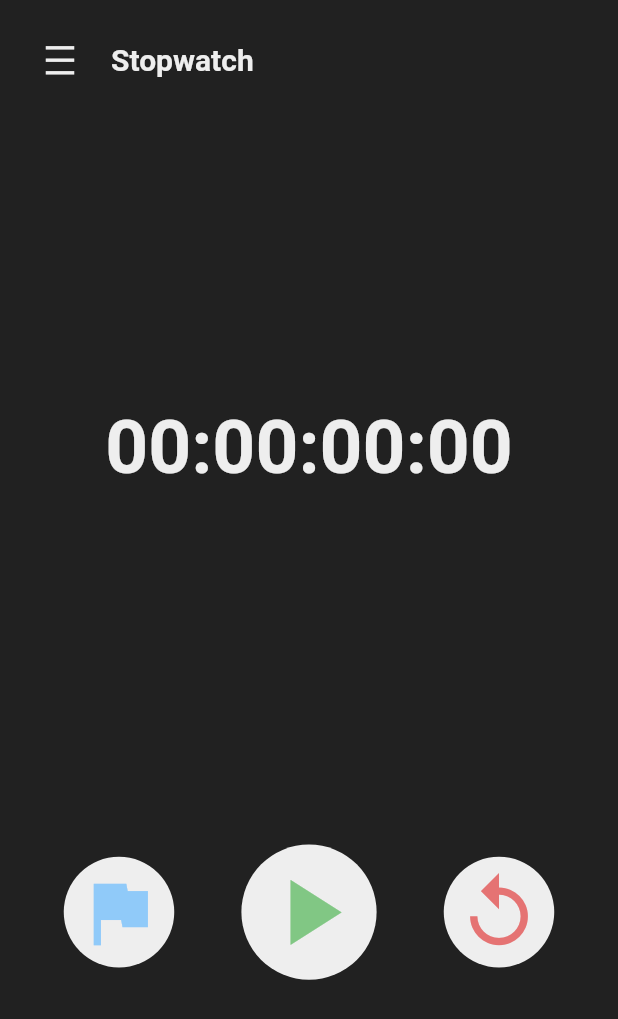
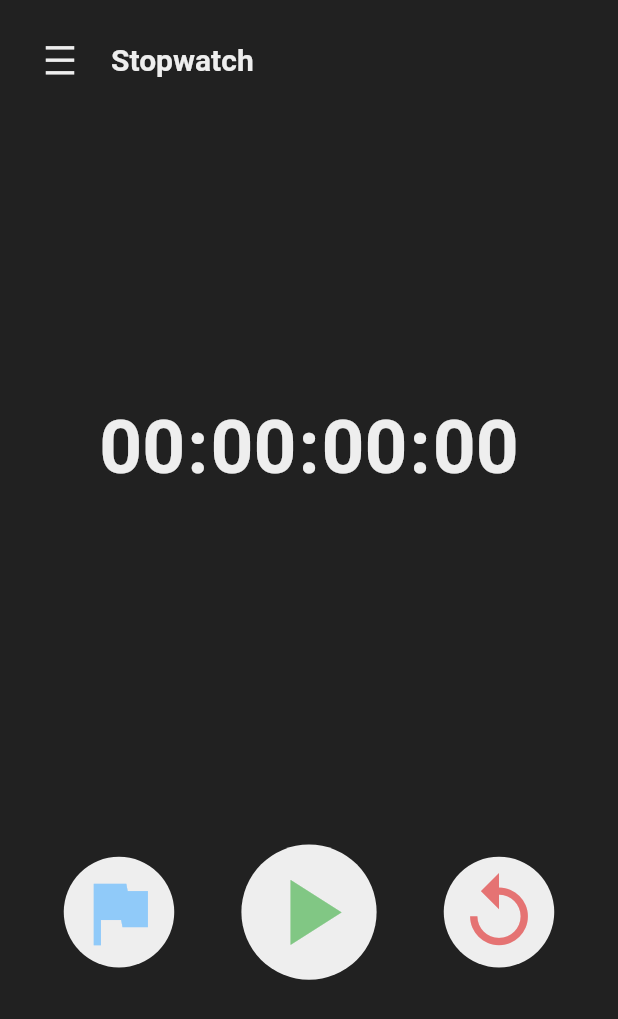
Before and after one commit to zob22/TimeStop, a Flutter app: the screen it shows after launch, on a phone screen of 412 x 824 dp. Shown: the top 1019 px of the screen. Run offline on Flutter 3.47's test engine with Material 2 defaults, Android fonts, the phone set to English and light mode, and no system bars; our stand-ins replace shared_preferences.

Commit message:
TimeStop 0.4.3
Fixed text stutter

```diff
--- a/lib/screens/home_screen.dart
+++ b/lib/screens/home_screen.dart
@@ -12,7 +12,6 @@ class HomeScreen extends StatefulWidget {
 }
 
 class _HomeScreenState extends State<HomeScreen> {
-  // Initialize with default value
   //Business logic
   int milliseconds = 0, seconds = 0, minutes = 0, hours = 0;
   String digitMilliseconds = "00",
@@ -149,6 +148,15 @@ class _HomeScreenState extends State<HomeScreen> {
     });
   }
 
+  //Stopwatch Text
+  TextStyle getCustomTextStyle(BuildContext context) {
+    return TextStyle(
+      color: Colors.grey[200],
+      fontSize: 50.0,
+      fontWeight: FontWeight.w600,
+    );
+  }
+
   //Visual design
   @override
   Widget build(BuildContext context) {
@@ -242,14 +250,60 @@ class _HomeScreenState extends State<HomeScreen> {
               ),
               //Stopwatch Time
               Center(
-                child: Text(
-                    "$digitHours:$digitMinutes:$digitSeconds:$digitMilliseconds",
-                    style: TextStyle(
-                      color: Colors.grey[200],
-                      fontSize: 50.0,
-                      fontWeight: FontWeight.w600,
-                    )),
+                child: Row(
+                  mainAxisAlignment: MainAxisAlignment.center,
+                  children: [
+                    SizedBox(
+                      width: 60.0,
+                      child: Text(
+                        digitHours,
+                        textAlign: TextAlign.center,
+                        style: getCustomTextStyle(context),
+                      ),
+                    ),
+                    Text(
+                      ":",
+                      textAlign: TextAlign.center,
+                      style: getCustomTextStyle(context),
+                    ),
+                    SizedBox(
+                      width: 60.0,
+                      child: Text(
+                        digitMinutes,
+                        textAlign: TextAlign.center,
+                        style: getCustomTextStyle(context),
+                      ),
+                    ),
+                    Text(
+                      ":",
+                      textAlign: TextAlign.center,
+                      style: getCustomTextStyle(context),
+                    ),
+                    SizedBox(
+                      width: 60.0,
+                      child: Text(
+                        digitSeconds,
+                        textAlign: TextAlign.center,
+                        style: getCustomTextStyle(context),
+                      ),
+                    ),
+                    Text(
+                      ":",
+                      textAlign: TextAlign.center,
+                      style: getCustomTextStyle(context),
+                    ),
+                    SizedBox(
+                      width: 60.0,
+                      child: Text(
+                        digitMilliseconds,
+                        textAlign: TextAlign.center,
+                        style: getCustomTextStyle(context),
+                      ),
+                    ),
+                  ],
+                ),
               ),
+
               const SizedBox(
                 height: 20.0,
               ),
```
